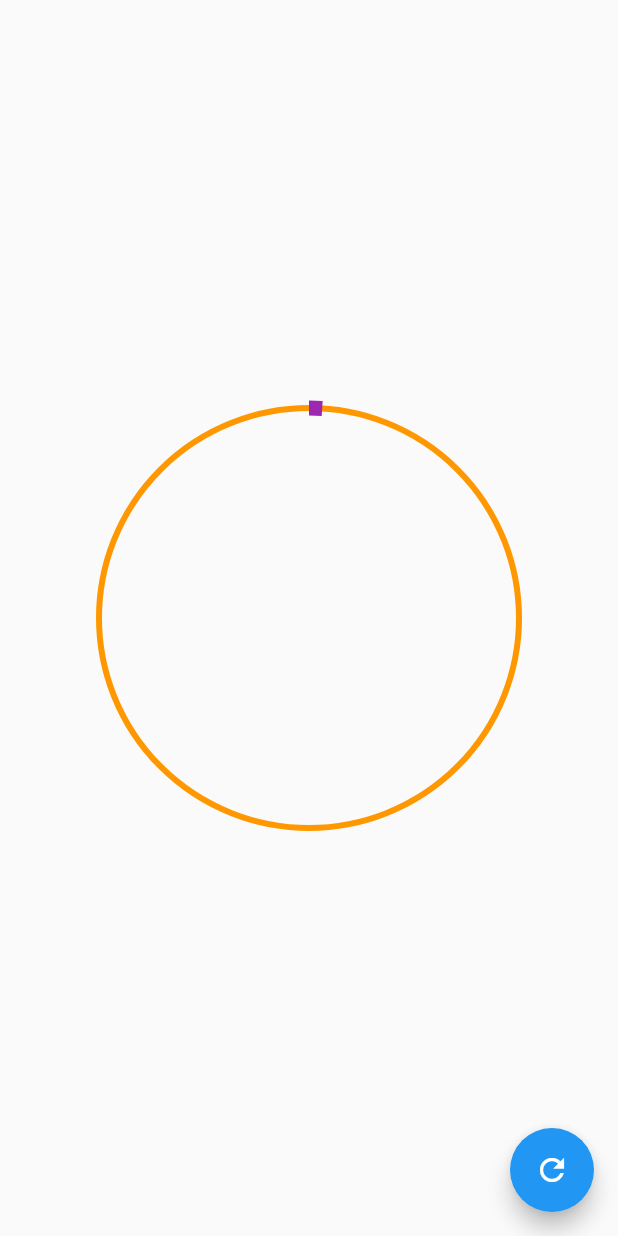
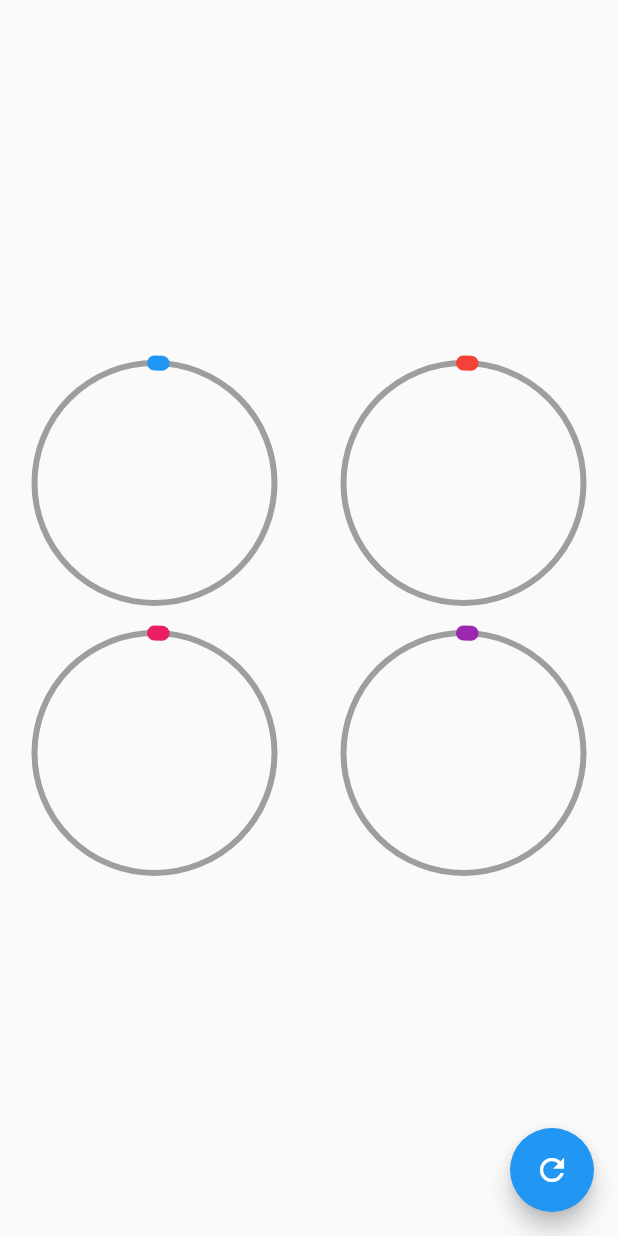
Before and after one commit to irwinet/app_flutter_custom_painter, a Flutter app: the screen it shows after launch, on a phone screen of 412 x 824 dp. Run offline on Flutter 3.47's test engine with Material 2 defaults, Android fonts, the phone set to English and light mode, and no system bars.

Commit message:
Add Extract Widget CustomRadialProgress - Multiple RadialProgress

```diff
--- a/lib/pages/graficas_circulares_page.dart
+++ b/lib/pages/graficas_circulares_page.dart
@@ -27,21 +27,56 @@ class _GraficasCircularesPageState extends State<GraficasCircularesPage> {
           });
         },
       ),
-      body: Center(
-         child: Container(
-          width: 300,
-          height: 300,
-          // color: Colors.red,
-          // child: Text('${porcentaje} %', style: TextStyle(fontSize: 50.0),),
-          child: RadialProgress(
-            porcentaje: porcentaje,
-            colorPrimario: Colors.purple,
-            colorSecundario: Colors.orange,
-            grosorPrimario: 10,
-            grosorSecundario: 4,
+      body: Column(
+        mainAxisAlignment: MainAxisAlignment.center,
+        children: <Widget>[
+          Row(
+            mainAxisAlignment: MainAxisAlignment.spaceAround,
+            children: <Widget>[
+              CustomRadialProgress(porcentaje: porcentaje, colors: Colors.blue,),
+              CustomRadialProgress(porcentaje: porcentaje, colors: Colors.red,),
+            ],
           ),
-         ),
+
+          Row(
+            mainAxisAlignment: MainAxisAlignment.spaceAround,
+            children: <Widget>[
+              CustomRadialProgress(porcentaje: porcentaje, colors: Colors.pink,),
+              CustomRadialProgress(porcentaje: porcentaje, colors: Colors.purple,),
+            ],
+          )
+
+        ],
       ),
     );
   }
 }
+
+class CustomRadialProgress extends StatelessWidget {
+
+  final Color colors;
+
+  const CustomRadialProgress({
+    required this.porcentaje,
+    required this.colors,
+  });
+
+  final double porcentaje;
+
+  @override
+  Widget build(BuildContext context) {
+    return Container(
+     width: 180,
+     height: 180,
+     // color: Colors.red,
+     // child: Text('${porcentaje} %', style: TextStyle(fontSize: 50.0),),
+     child: RadialProgress(
+       porcentaje: porcentaje,
+       colorPrimario: this.colors,
+       colorSecundario: Colors.grey,
+       grosorPrimario: 10,
+       grosorSecundario: 4,
+     ),
+    );
+  }
+}
--- a/lib/widgets/radial_progress.dart
+++ b/lib/widgets/radial_progress.dart
@@ -107,6 +107,7 @@ class _MiRadialProgress extends CustomPainter {
     final paintArco = new Paint()
       ..strokeWidth = grosorPrimario
       ..color       = colorPrimario
+      ..strokeCap   = StrokeCap.round
       ..style       = PaintingStyle.stroke;
 
     double arcAngle = 2 * pi * (porcentaje / 100);
```
